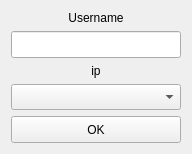
ITsJust4Fun/QP2PChat, file StartWidget.ui: the form before one commit.
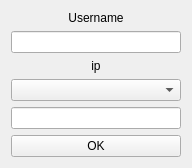
The form after the commit.

What changed in the file:
```diff
--- a/StartWidget.ui
+++ b/StartWidget.ui
@@ -36,6 +36,12 @@
    </item>
    <item>
     <widget class="QLabel" name="labelIP">
+     <property name="sizePolicy">
+      <sizepolicy hsizetype="Expanding" vsizetype="Expanding">
+       <horstretch>0</horstretch>
+       <verstretch>0</verstretch>
+      </sizepolicy>
+     </property>
      <property name="text">
       <string>ip</string>
      </property>
@@ -54,6 +60,16 @@
      </property>
     </widget>
    </item>
+   <item>
+    <widget class="QLineEdit" name="lineEditIp">
+     <property name="sizePolicy">
+      <sizepolicy hsizetype="Expanding" vsizetype="Expanding">
+       <horstretch>0</horstretch>
+       <verstretch>0</verstretch>
+      </sizepolicy>
+     </property>
+    </widget>
+   </item>
    <item>
     <widget class="QPushButton" name="pushButton">
      <property name="sizePolicy">
```
Left out of the diff: 6 changed lines with no effect on the pictures.
